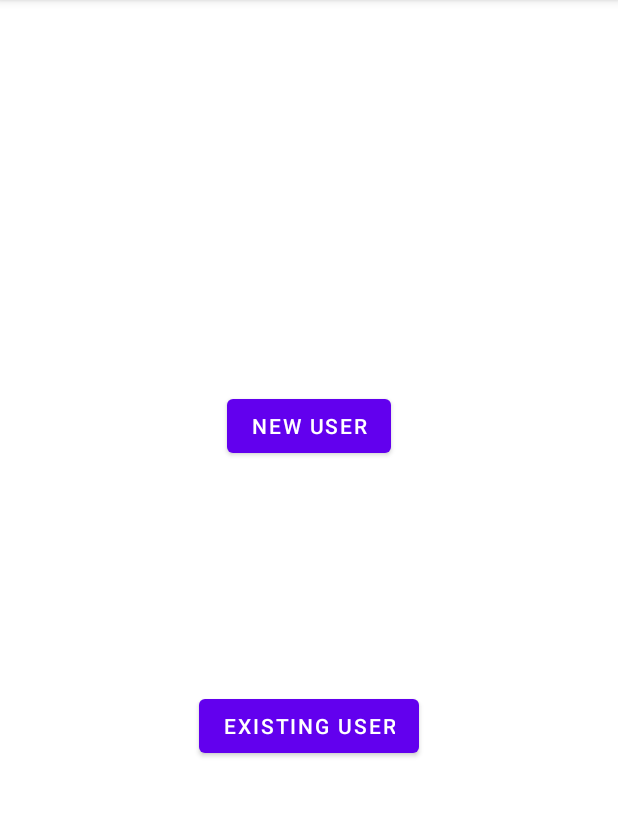
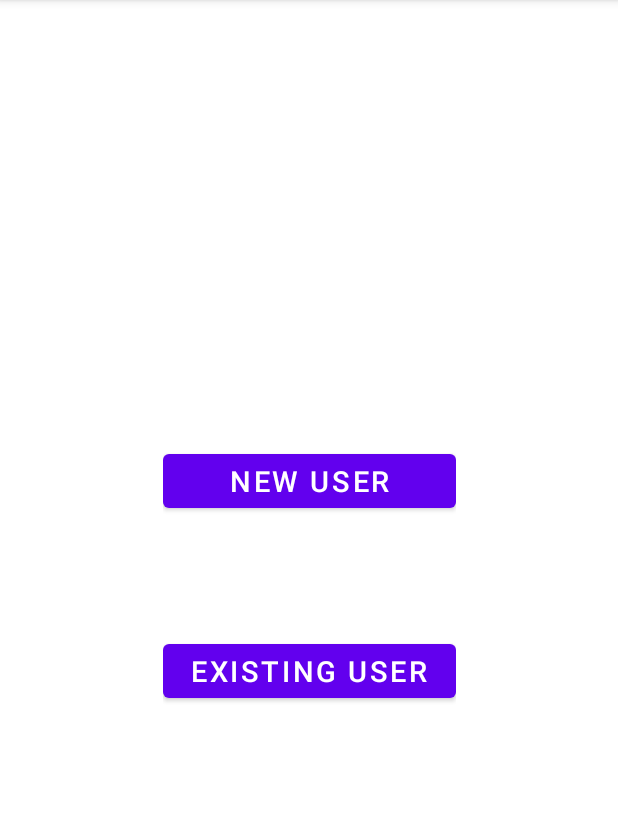
Before and after one commit to ken1000minus7/Patient-Registration, an Android app: the MainActivity screen opened directly, with no data from a screen before it, on a phone screen of 412 x 824 dp, the part 84-901 px from its top. Run offline under Robolectric (Android 15) with nearby library versions, the phone set to English and light mode, and no system bars; our stand-ins replace Dagger/Hilt's generated code, sdp/ssp sizes; network calls fail; 1 statement that could not run was skipped.

Commit message:
nab mistake now over pls :sob:

```diff
--- a/app/src/main/java/org/hmispb/patientregistration/LoginActivity.kt
+++ b/app/src/main/java/org/hmispb/patientregistration/LoginActivity.kt
@@ -57,6 +57,7 @@ class LoginActivity : AppCompatActivity() {
                         sharedPrefEditor.apply()
                         val intent = Intent(this@LoginActivity, MainActivity::class.java)
                         startActivity(intent)
+                        finish()
                     }
                 }
             } else {
--- a/app/src/main/java/org/hmispb/patientregistration/room/PatientDatabase.kt
+++ b/app/src/main/java/org/hmispb/patientregistration/room/PatientDatabase.kt
@@ -2,7 +2,6 @@ package org.hmispb.patientregistration.room
 
 import androidx.room.Database
 import androidx.room.RoomDatabase
-import androidx.room.TypeConverter
 import androidx.room.TypeConverters
 import org.hmispb.patientregistration.model.Patient
 
--- a/app/src/main/res/layout/activity_existing_user.xml
+++ b/app/src/main/res/layout/activity_existing_user.xml
@@ -51,10 +51,8 @@
             android:layout_height="match_parent"
             android:ems="10"
             android:inputType="number"
-            android:maxLength="3"
             android:textSize="@dimen/_15ssp"
-            android:padding="10dp"
-            android:textAlignment="center" />
+            android:padding="10dp" />
     </com.google.android.material.textfield.TextInputLayout>
 
     <Button
--- a/app/src/main/res/layout/activity_main.xml
+++ b/app/src/main/res/layout/activity_main.xml
@@ -6,26 +6,34 @@
     android:layout_height="match_parent"
     tools:context=".MainActivity">
 
-    <Button
-        android:id="@+id/btn_new_user"
+    <LinearLayout
         android:layout_width="wrap_content"
         android:layout_height="wrap_content"
-        android:text="New User"
+        android:orientation="vertical"
+        app:layout_constraintBottom_toBottomOf="parent"
+        app:layout_constraintEnd_toEndOf="parent"
         app:layout_constraintStart_toStartOf="parent"
-        app:layout_constraintEnd_toEndOf="parent"
-        app:layout_constraintTop_toTopOf="parent"
-        android:layout_marginTop="@dimen/_200sdp"
-/>
+        app:layout_constraintTop_toTopOf="parent">
 
-    <Button
-        android:id="@+id/btn_existing_user"
-        android:layout_width="wrap_content"
-        android:layout_height="wrap_content"
-        android:text="Existing User"
-        app:layout_constraintStart_toStartOf="parent"
-        app:layout_constraintEnd_toEndOf="parent"
-        android:layout_marginBottom="@dimen/_200sdp"
-        app:layout_constraintBottom_toBottomOf="parent"/>
+        <Button
+            android:id="@+id/btn_new_user"
+            android:layout_width="@dimen/_150sdp"
+            android:layout_height="wrap_content"
+            android:text="New User"
+            android:layout_marginVertical="@dimen/_30sdp"
+            android:layout_gravity="center"
+            android:textSize="@dimen/_15ssp"/>
+
+        <Button
+            android:id="@+id/btn_existing_user"
+            android:layout_width="@dimen/_150sdp"
+            android:layout_gravity="center"
+            android:layout_marginVertical="@dimen/_30sdp"
+            android:layout_height="wrap_content"
+            android:textSize="@dimen/_15ssp"
+            android:text="Existing User"
+            app:layout_constraintBottom_toBottomOf="parent" />
+    </LinearLayout>
 
 
 </androidx.constraintlayout.widget.ConstraintLayout>
```
